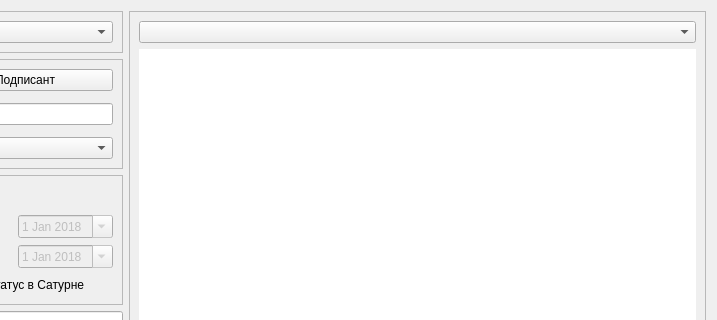
Before: the Qt Designer form move_win_.ui in dekarh/move, drawn with Qt 5; both pictures show x 488 to 1205 and y 0 to 320 of the 1205 by 808 pixel window.
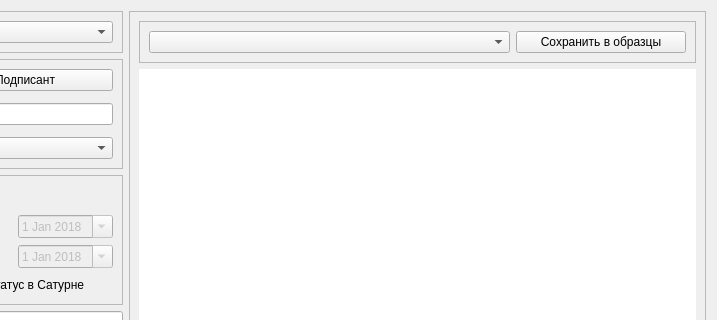
After: the same form once the commit is applied. Icons and pictures are not drawn.

The edit to the form file:
```diff
--- a/move_win_.ui
+++ b/move_win_.ui
@@ -1354,7 +1354,32 @@
           <number>9</number>
          </property>
          <item>
-          <widget class="QComboBox" name="cmbCfgFile"/>
+          <widget class="QFrame" name="frame_2">
+           <property name="frameShape">
+            <enum>QFrame::StyledPanel</enum>
+           </property>
+           <property name="frameShadow">
+            <enum>QFrame::Raised</enum>
+           </property>
+           <layout class="QHBoxLayout" name="horizontalLayout_15">
+            <item>
+             <widget class="QComboBox" name="cmbCfgFile"/>
+            </item>
+            <item>
+             <widget class="QPushButton" name="pbSaveCfgFile">
+              <property name="maximumSize">
+               <size>
+                <width>170</width>
+                <height>16777215</height>
+               </size>
+              </property>
+              <property name="text">
+               <string>Сохранить в образцы</string>
+              </property>
+             </widget>
+            </item>
+           </layout>
+          </widget>
          </item>
          <item>
           <widget class="QTableWidget" name="tableWidget">
```
